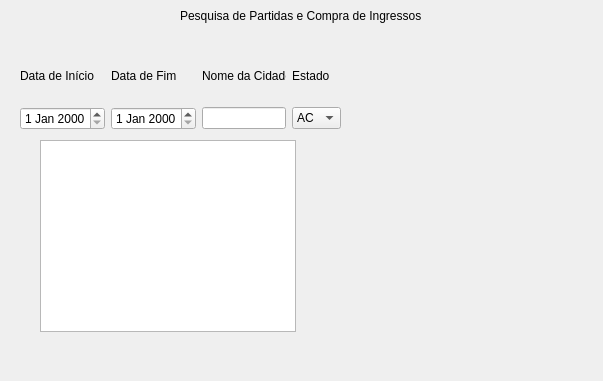
Above: MatchManagerSystem/searchandbuy.ui from luisfcardoso/matchmanagersystem before the change. Below: the same form after it.
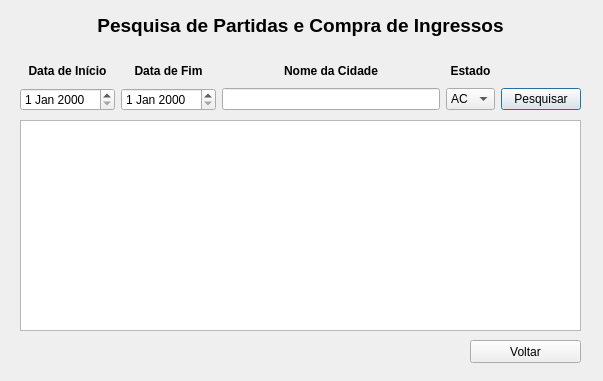
That is the form after the change.

Commit message: Update ui with qt (customer menu and search and buy tickets)

Patch:
```diff
--- a/MatchManagerSystem/searchandbuy.ui
+++ b/MatchManagerSystem/searchandbuy.ui
@@ -16,23 +16,33 @@
   <widget class="QLabel" name="label">
    <property name="geometry">
     <rect>
-     <x>180</x>
-     <y>0</y>
-     <width>311</width>
+     <x>0</x>
+     <y>10</y>
+     <width>601</width>
      <height>31</height>
     </rect>
    </property>
+   <property name="font">
+    <font>
+     <pointsize>14</pointsize>
+     <weight>75</weight>
+     <bold>true</bold>
+    </font>
+   </property>
    <property name="text">
     <string>Pesquisa de Partidas e Compra de Ingressos</string>
    </property>
+   <property name="alignment">
+    <set>Qt::AlignCenter</set>
+   </property>
   </widget>
   <widget class="QTableWidget" name="tableWidget">
    <property name="geometry">
     <rect>
-     <x>40</x>
-     <y>140</y>
-     <width>256</width>
-     <height>192</height>
+     <x>20</x>
+     <y>120</y>
+     <width>561</width>
+     <height>211</height>
     </rect>
    </property>
   </widget>
@@ -40,9 +50,9 @@
    <property name="geometry">
     <rect>
      <x>20</x>
-     <y>50</y>
-     <width>321</width>
-     <height>80</height>
+     <y>60</y>
+     <width>561</width>
+     <height>51</height>
     </rect>
    </property>
    <layout class="QGridLayout" name="gridLayout">
@@ -50,31 +60,55 @@
      <widget class="QDateEdit" name="dateEdit_2"/>
     </item>
     <item row="0" column="2">
-     <widget class="QLabel" name="label_4">
+     <widget class="QLabel" name="lb_city">
+      <property name="font">
+       <font>
+        <weight>75</weight>
+        <bold>true</bold>
+       </font>
+      </property>
       <property name="text">
        <string>Nome da Cidade</string>
       </property>
+      <property name="alignment">
+       <set>Qt::AlignCenter</set>
+      </property>
      </widget>
     </item>
     <item row="0" column="1">
-     <widget class="QLabel" name="label_3">
+     <widget class="QLabel" name="lb_end">
+      <property name="font">
+       <font>
+        <weight>75</weight>
+        <bold>true</bold>
+       </font>
+      </property>
       <property name="text">
        <string>Data de Fim</string>
       </property>
+      <property name="alignment">
+       <set>Qt::AlignCenter</set>
+      </property>
+     </widget>
+    </item>
+    <item row="0" column="3">
+     <widget class="QLabel" name="lb_state">
+      <property name="font">
+       <font>
+        <weight>75</weight>
+        <bold>true</bold>
+       </font>
+      </property>
+      <property name="text">
+       <string>Estado</string>
+      </property>
+      <property name="alignment">
+       <set>Qt::AlignCenter</set>
+      </property>
      </widget>
     </item>
     <item row="1" column="0">
-     <widget class="QDateEdit" name="dateEdit"/>
-    </item>
-    <item row="1" column="2">
-     <widget class="QLineEdit" name="lineEdit"/>
-    </item>
-    <item row="0" column="0">
-     <widget class="QLabel" name="label_2">
-      <property name="text">
-       <string>Data de Início</string>
-      </property>
-     </widget>
+     <widget class="QDateEdit" name="date_begin"/>
     </item>
     <item row="1" column="3">
      <widget class="QComboBox" name="comboBox">
@@ -215,15 +249,47 @@
       </item>
      </widget>
     </item>
-    <item row="0" column="3">
-     <widget class="QLabel" name="label_5">
+    <item row="1" column="2">
+     <widget class="QLineEdit" name="line_city"/>
+    </item>
+    <item row="0" column="0">
+     <widget class="QLabel" name="lb_begin">
+      <property name="font">
+       <font>
+        <weight>75</weight>
+        <bold>true</bold>
+       </font>
+      </property>
       <property name="text">
-       <string>Estado</string>
+       <string>Data de Início</string>
+      </property>
+      <property name="alignment">
+       <set>Qt::AlignCenter</set>
+      </property>
+     </widget>
+    </item>
+    <item row="1" column="4">
+     <widget class="QPushButton" name="btn_search">
+      <property name="text">
+       <string>Pesquisar</string>
       </property>
      </widget>
     </item>
    </layout>
   </widget>
+  <widget class="QPushButton" name="btn_return">
+   <property name="geometry">
+    <rect>
+     <x>470</x>
+     <y>340</y>
+     <width>111</width>
+     <height>23</height>
+    </rect>
+   </property>
+   <property name="text">
+    <string>Voltar</string>
+   </property>
+  </widget>
  </widget>
  <resources/>
  <connections/>
```
Left out of the diff: 17 changed lines with no effect on the pictures. The commit also changes 15 other files.
